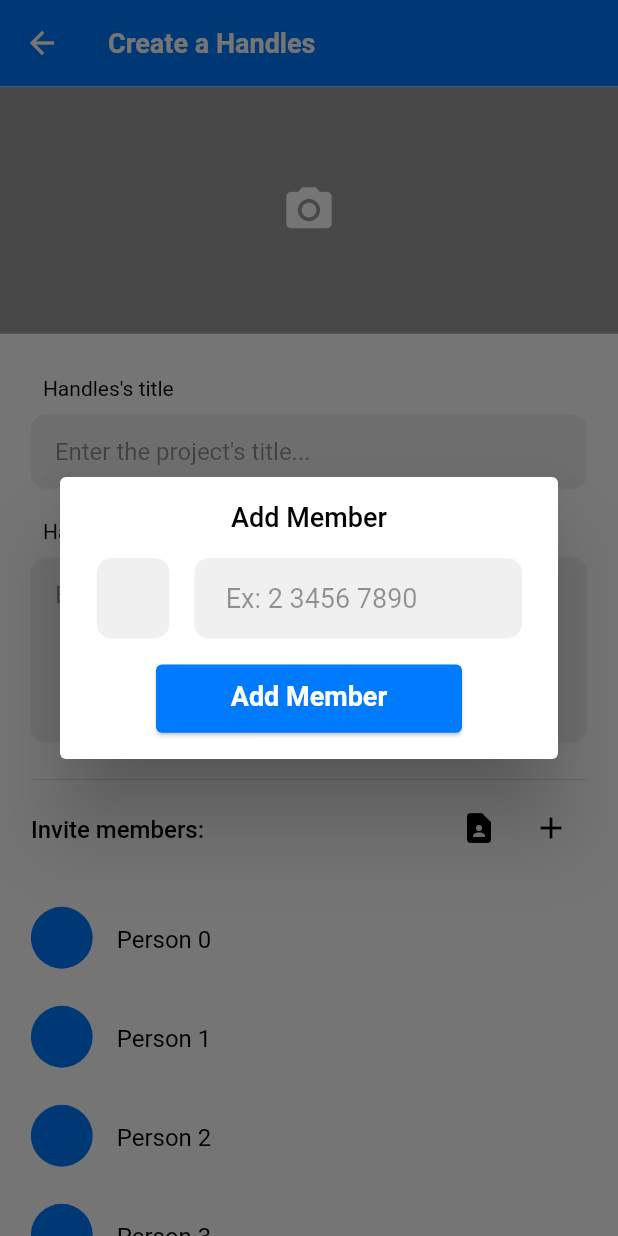
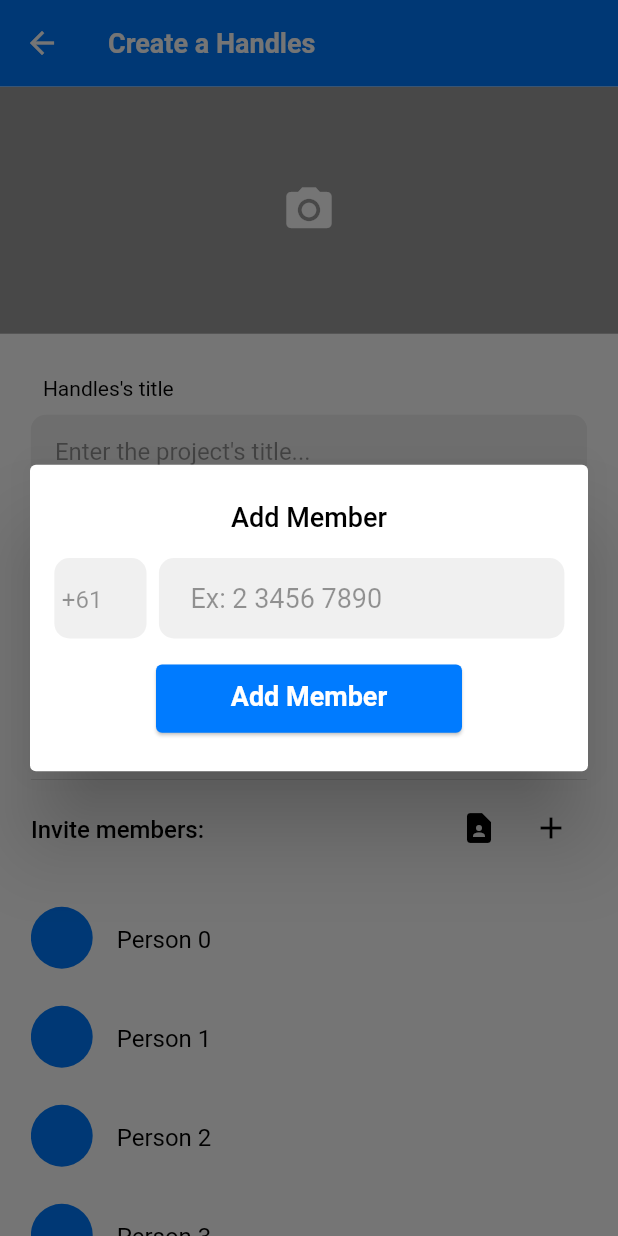
Before and after one commit to james-sebastian/handles, a Flutter app: the HandlesCreatorPage screen opened directly, after a tap on the "add" icon, on a phone screen of 412 x 824 dp. Run offline on Flutter 3.47's test engine with Material 2 defaults, Android fonts, the phone set to English and light mode, and no system bars; our stand-ins replace animate_do, audio_video_progress_bar, chewie, file_picker, firebase_auth, firebase_core and 12 more; missing offline and left inert: country_list_pick, favicon, flutter_app_badger, flutter_contact, video_thumbnail, wechat_assets_picker; accounts and stored records are empty.

Commit message:
:sparkles: Handles Creation Form Fix + Failed Storage

```diff
--- a/lib/screen/homepage/handles_creator.dart
+++ b/lib/screen/homepage/handles_creator.dart
@@ -349,18 +349,20 @@ class _AddMemberViaNumberDialogState extends State<AddMemberViaNumberDialog> {
   @override
   Widget build(BuildContext context) {
     return Dialog(
+      insetPadding: EdgeInsets.all(20),
       child: ConstrainedBox(
         constraints: BoxConstraints(
-          maxHeight: MQuery.height(0.75, context)
+          maxHeight: MQuery.height(0.75, context),
+          minWidth: MQuery.width(0.8, context)
         ),
         child: Container(
-          width: MQuery.width(0.9, context),
-          padding: EdgeInsets.all(MQuery.height(0.02, context)),
+          padding: EdgeInsets.all(MQuery.height(0.01, context)),
           child: SingleChildScrollView(
             child: Column(
               crossAxisAlignment: CrossAxisAlignment.center,
               mainAxisAlignment: MainAxisAlignment.center,
               children: [
+                SizedBox(height: MQuery.height(0.02, context)),
                 Text(
                   "Add Member",
                   textAlign: TextAlign.center,
@@ -378,7 +380,7 @@ class _AddMemberViaNumberDialogState extends State<AddMemberViaNumberDialog> {
                         flex: 2,
                         child: Container(
                           height: MQuery.height(0.065, context),
-                          margin: const EdgeInsets.only(left: 8.0, right: 0.0),
+                          margin: const EdgeInsets.only(left: 8.0),
                           decoration: BoxDecoration(
                             borderRadius: BorderRadius.circular(10.0),
                             color: Palette.formColor,
@@ -393,11 +395,11 @@ class _AddMemberViaNumberDialogState extends State<AddMemberViaNumberDialog> {
                               ),
                               decoration: InputDecoration(
                                 hintStyle: TextStyle(
-                                  fontSize: 18,
+                                  fontSize: 16,
                                   color: isError ? Palette.warning : Colors.black.withOpacity(0.4)
                                 ),
                                 hintText: "+61",
-                                contentPadding: EdgeInsets.fromLTRB(20, 10, 20, 10),
+                                contentPadding: EdgeInsets.fromLTRB(5, 10, 20, 10),
                                 border: InputBorder.none
                               ),
                               onEditingComplete: (){
@@ -407,7 +409,7 @@ class _AddMemberViaNumberDialogState extends State<AddMemberViaNumberDialog> {
                           ),
                         )
                       ),
-                      SizedBox(width: MQuery.width(0.02, context)),
+                      SizedBox(width: MQuery.width(0.01, context)),
                       Expanded(
                         flex: 8,
                         child: Container(
@@ -469,7 +471,8 @@ class _AddMemberViaNumberDialogState extends State<AddMemberViaNumberDialog> {
                     }
                   },
                   color: Palette.primary
-                )
+                ),
+                SizedBox(height: MQuery.height(0.02, context)),
               ]
             )
           )
```
Also changed, not shown: lib/screen/homepage/contact_picker.dart (+94 -14 lines), lib/screen/homepage/handles_medias_page.dart (+21 -3 lines), 1 other file.
